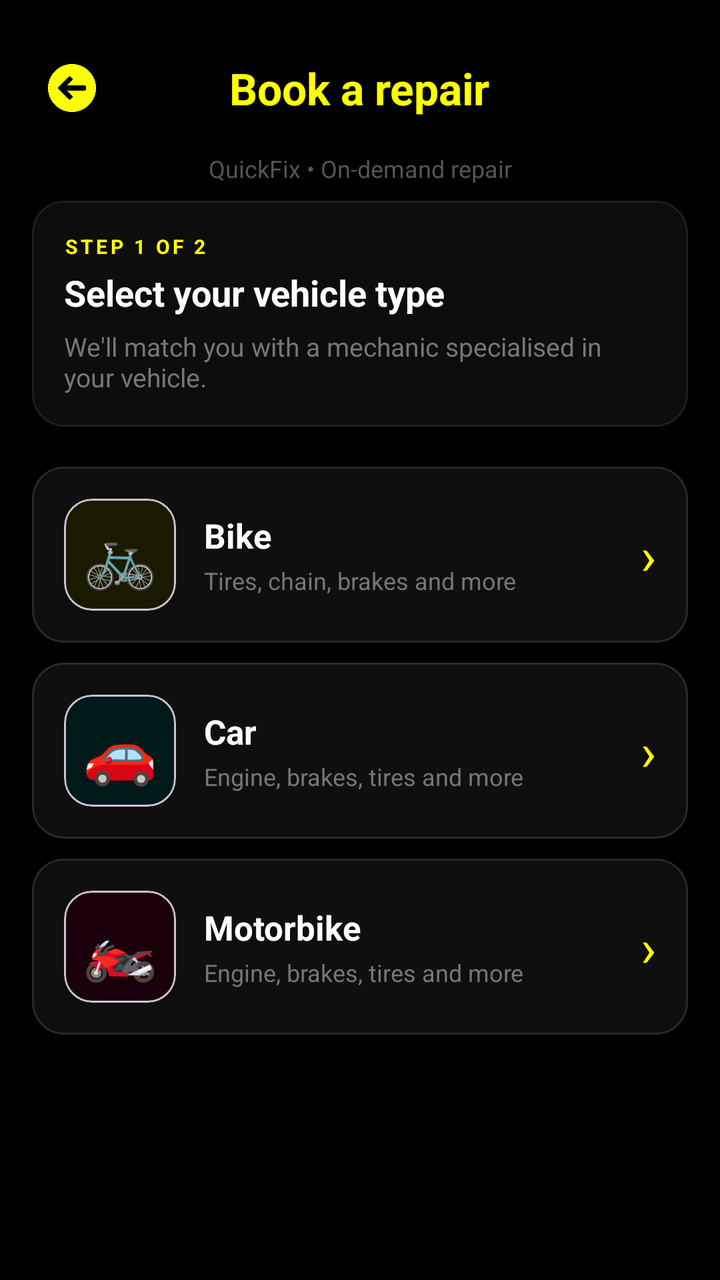
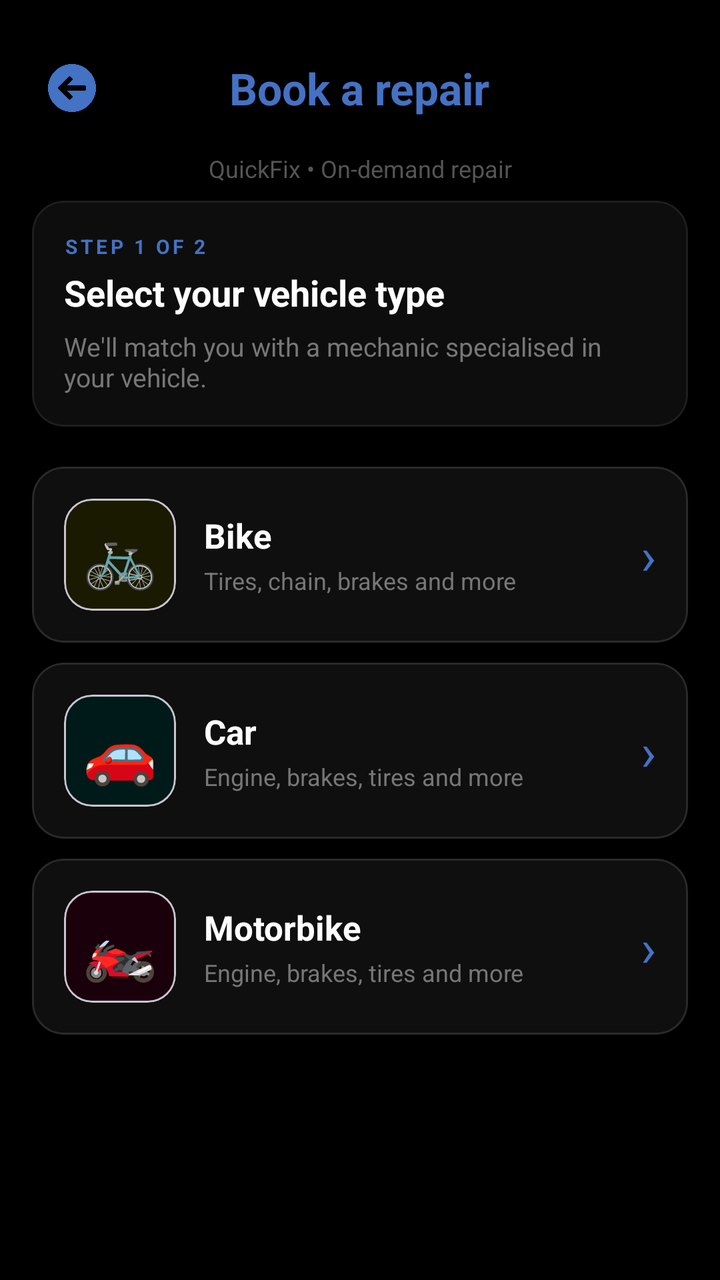

Compare the two renders of this Android layout. The source of the first and the diff that turns it into the second are given below.
<!-- AndroidManifest.xml: application theme Theme.MyApplication -->
<!-- res/layout/fragment_vehicle_picker.xml -->
<?xml version="1.0" encoding="utf-8"?>
<ScrollView xmlns:android="http://schemas.android.com/apk/res/android"
    xmlns:app="http://schemas.android.com/apk/res-auto"
    android:layout_width="match_parent"
    android:layout_height="match_parent"
    android:background="#000000"
    android:fillViewport="true">

    <LinearLayout
        android:layout_width="match_parent"
        android:layout_height="wrap_content"
        android:orientation="vertical"
        android:padding="16dp">

        
        <FrameLayout
            android:layout_width="match_parent"
            android:layout_height="56dp"
            android:layout_marginBottom="4dp">

            <ImageButton
                android:id="@+id/btnBackVehiclePicker"
                android:layout_width="40dp"
                android:layout_height="40dp"
                android:layout_gravity="start|center_vertical"
                android:src="@drawable/back"
                android:background="@android:color/transparent"
                android:padding="8dp"
                android:scaleType="centerInside"
                app:tint="#FFFF00"
                android:contentDescription="Back" />

            <TextView
                android:layout_width="wrap_content"
                android:layout_height="wrap_content"
                android:layout_gravity="center"
                android:text="Book a repair"
                android:textStyle="bold"
                android:textSize="22sp"
                android:textColor="#FFFF00" />
        </FrameLayout>

        <TextView
            android:layout_width="match_parent"
            android:layout_height="wrap_content"
            android:layout_marginBottom="8dp"
            android:text="QuickFix • On-demand repair"
            android:textSize="12sp"
            android:textColor="#555555"
            android:gravity="center" />

        
        <com.google.android.material.card.MaterialCardView
            android:layout_width="match_parent"
            android:layout_height="wrap_content"
            android:layout_marginBottom="20dp"
            app:cardCornerRadius="16dp"
            app:cardElevation="0dp"
            app:strokeColor="#1E1E1E"
            app:strokeWidth="1dp"
            app:cardBackgroundColor="#0D0D0D">

            <LinearLayout
                android:layout_width="match_parent"
                android:layout_height="wrap_content"
                android:orientation="vertical"
                android:padding="16dp">

                <TextView
                    android:layout_width="wrap_content"
                    android:layout_height="wrap_content"
                    android:text="STEP 1 OF 2"
                    android:textColor="#FFFF00"
                    android:textSize="10sp"
                    android:textStyle="bold"
                    android:letterSpacing="0.15" />

                <TextView
                    android:layout_width="wrap_content"
                    android:layout_height="wrap_content"
                    android:layout_marginTop="4dp"
                    android:text="Select your vehicle type"
                    android:textColor="#FFFFFF"
                    android:textStyle="bold"
                    android:textSize="18sp" />

                <TextView
                    android:layout_width="match_parent"
                    android:layout_height="wrap_content"
                    android:layout_marginTop="6dp"
                    android:text="We'll match you with a mechanic specialised in your vehicle."
                    android:textSize="13sp"
                    android:textColor="#777777" />
            </LinearLayout>
        </com.google.android.material.card.MaterialCardView>

        
        <com.google.android.material.card.MaterialCardView
            android:id="@+id/cardBike"
            android:layout_width="match_parent"
            android:layout_height="wrap_content"
            android:layout_marginBottom="10dp"
            android:clickable="true"
            android:focusable="true"
            app:cardCornerRadius="16dp"
            app:cardElevation="0dp"
            app:strokeColor="#2A2A2A"
            app:strokeWidth="1dp"
            app:cardBackgroundColor="#0F0F0F"
            app:rippleColor="#33FFFF00">

            <LinearLayout
                android:layout_width="match_parent"
                android:layout_height="wrap_content"
                android:orientation="horizontal"
                android:padding="16dp"
                android:gravity="center_vertical">

                
                <com.google.android.material.card.MaterialCardView
                    android:layout_width="56dp"
                    android:layout_height="56dp"
                    app:cardCornerRadius="14dp"
                    app:cardElevation="0dp"
                    app:cardBackgroundColor="#1A1A00">

                    <TextView
                        android:layout_width="match_parent"
                        android:layout_height="match_parent"
                        android:text="🚲"
                        android:textSize="30sp"
                        android:gravity="center" />
                </com.google.android.material.card.MaterialCardView>

                <LinearLayout
                    android:layout_width="0dp"
                    android:layout_height="wrap_content"
                    android:layout_weight="1"
                    android:layout_marginStart="14dp"
                    android:orientation="vertical">

                    <TextView
                        android:layout_width="wrap_content"
                        android:layout_height="wrap_content"
                        android:text="Bike"
                        android:textStyle="bold"
                        android:textSize="17sp"
                        android:textColor="#FFFFFF" />

                    <TextView
                        android:layout_width="wrap_content"
                        android:layout_height="wrap_content"
                        android:layout_marginTop="3dp"
                        android:text="Tires, chain, brakes and more"
                        android:textSize="12sp"
                        android:textColor="#777777" />
                </LinearLayout>

                <TextView
                    android:layout_width="wrap_content"
                    android:layout_height="wrap_content"
                    android:text="›"
                    android:textSize="26sp"
                    android:textColor="#FFFF00"
                    android:paddingStart="8dp" />
            </LinearLayout>
        </com.google.android.material.card.MaterialCardView>

        
        <com.google.android.material.card.MaterialCardView
            android:id="@+id/cardCar"
            android:layout_width="match_parent"
            android:layout_height="wrap_content"
            android:layout_marginBottom="10dp"
            android:clickable="true"
            android:focusable="true"
            app:cardCornerRadius="16dp"
            app:cardElevation="0dp"
            app:strokeColor="#2A2A2A"
            app:strokeWidth="1dp"
            app:cardBackgroundColor="#0F0F0F"
            app:rippleColor="#33FFFF00">

            <LinearLayout
                android:layout_width="match_parent"
                android:layout_height="wrap_content"
                android:orientation="horizontal"
                android:padding="16dp"
                android:gravity="center_vertical">

                <com.google.android.material.card.MaterialCardView
                    android:layout_width="56dp"
                    android:layout_height="56dp"
                    app:cardCornerRadius="14dp"
                    app:cardElevation="0dp"
                    app:cardBackgroundColor="#001A1A">

                    <TextView
                        android:layout_width="match_parent"
                        android:layout_height="match_parent"
                        android:text="🚗"
                        android:textSize="30sp"
                        android:gravity="center" />
                </com.google.android.material.card.MaterialCardView>

                <LinearLayout
                    android:layout_width="0dp"
                    android:layout_height="wrap_content"
                    android:layout_weight="1"
                    android:layout_marginStart="14dp"
                    android:orientation="vertical">

                    <TextView
                        android:layout_width="wrap_content"
                        android:layout_height="wrap_content"
                        android:text="Car"
                        android:textStyle="bold"
                        android:textSize="17sp"
                        android:textColor="#FFFFFF" />

                    <TextView
                        android:layout_width="wrap_content"
                        android:layout_height="wrap_content"
                        android:layout_marginTop="3dp"
                        android:text="Engine, brakes, tires and more"
                        android:textSize="12sp"
                        android:textColor="#777777" />
                </LinearLayout>

                <TextView
                    android:layout_width="wrap_content"
                    android:layout_height="wrap_content"
                    android:text="›"
                    android:textSize="26sp"
                    android:textColor="#FFFF00"
                    android:paddingStart="8dp" />
            </LinearLayout>
        </com.google.android.material.card.MaterialCardView>

        
        <com.google.android.material.card.MaterialCardView
            android:id="@+id/cardMotorbike"
            android:layout_width="match_parent"
            android:layout_height="wrap_content"
            android:layout_marginBottom="10dp"
            android:clickable="true"
            android:focusable="true"
            app:cardCornerRadius="16dp"
            app:cardElevation="0dp"
            app:strokeColor="#2A2A2A"
            app:strokeWidth="1dp"
            app:cardBackgroundColor="#0F0F0F"
            app:rippleColor="#33FFFF00">

            <LinearLayout
                android:layout_width="match_parent"
                android:layout_height="wrap_content"
                android:orientation="horizontal"
                android:padding="16dp"
                android:gravity="center_vertical">

                <com.google.android.material.card.MaterialCardView
                    android:layout_width="56dp"
                    android:layout_height="56dp"
                    app:cardCornerRadius="14dp"
                    app:cardElevation="0dp"
                    app:cardBackgroundColor="#1A000A">

                    <TextView
                        android:layout_width="match_parent"
                        android:layout_height="match_parent"
                        android:text="🏍️"
                        android:textSize="30sp"
                        android:gravity="center" />
                </com.google.android.material.card.MaterialCardView>

                <LinearLayout
                    android:layout_width="0dp"
                    android:layout_height="wrap_content"
                    android:layout_weight="1"
                    android:layout_marginStart="14dp"
                    android:orientation="vertical">

                    <TextView
                        android:layout_width="wrap_content"
                        android:layout_height="wrap_content"
                        android:text="Motorbike"
                        android:textStyle="bold"
                        android:textSize="17sp"
                        android:textColor="#FFFFFF" />

                    <TextView
                        android:layout_width="wrap_content"
                        android:layout_height="wrap_content"
                        android:layout_marginTop="3dp"
                        android:text="Engine, brakes, tires and more"
                        android:textSize="12sp"
                        android:textColor="#777777" />
                </LinearLayout>

                <TextView
                    android:layout_width="wrap_content"
                    android:layout_height="wrap_content"
                    android:text="›"
                    android:textSize="26sp"
                    android:textColor="#FFFF00"
                    android:paddingStart="8dp" />
            </LinearLayout>
        </com.google.android.material.card.MaterialCardView>

        <View
            android:layout_width="match_parent"
            android:layout_height="24dp" />

    </LinearLayout>
</ScrollView>
<!-- resources referenced by this layout -->
<resources>
  <!-- drawable back: png bitmap (drawable, 16188 bytes) -->
  <style name="Theme.MyApplication" parent="Base.Theme.MyApplication" />
  <style name="Base.Theme.MyApplication" parent="Theme.Material3.DayNight.NoActionBar">
          <item name="android:statusBarColor">#000000</item>
          <item name="android:navigationBarColor">#101010</item>
  
          <item name="android:windowLightStatusBar">false</item>
  
          <item name="android:windowLightNavigationBar" tools:targetApi="27">false</item>
      </style>
</resources>

<!-- the commit's change to res/layout/fragment_vehicle_picker.xml (unified diff, before → after) -->
@@ -27,7 +27,7 @@
                 android:background="@android:color/transparent"
                 android:padding="8dp"
                 android:scaleType="centerInside"
-                app:tint="#FFFF00"
+                app:tint="#4472C4"
                 android:contentDescription="Back" />
 
             <TextView
@@ -37,7 +37,7 @@
                 android:text="Book a repair"
                 android:textStyle="bold"
                 android:textSize="22sp"
-                android:textColor="#FFFF00" />
+                android:textColor="#4472C4" />
         </FrameLayout>
 
         <TextView
@@ -70,7 +70,7 @@
                     android:layout_width="wrap_content"
                     android:layout_height="wrap_content"
                     android:text="STEP 1 OF 2"
-                    android:textColor="#FFFF00"
+                    android:textColor="#4472C4"
                     android:textSize="10sp"
                     android:textStyle="bold"
                     android:letterSpacing="0.15" />
@@ -107,7 +107,7 @@
             app:strokeColor="#2A2A2A"
             app:strokeWidth="1dp"
             app:cardBackgroundColor="#0F0F0F"
-            app:rippleColor="#33FFFF00">
+            app:rippleColor="#334472C4">
 
             <LinearLayout
                 android:layout_width="match_parent"
@@ -161,7 +161,7 @@
                     android:layout_height="wrap_content"
                     android:text="›"
                     android:textSize="26sp"
-                    android:textColor="#FFFF00"
+                    android:textColor="#4472C4"
                     android:paddingStart="8dp" />
             </LinearLayout>
         </com.google.android.material.card.MaterialCardView>
@@ -179,7 +179,7 @@
             app:strokeColor="#2A2A2A"
             app:strokeWidth="1dp"
             app:cardBackgroundColor="#0F0F0F"
-            app:rippleColor="#33FFFF00">
+            app:rippleColor="#334472C4">
 
             <LinearLayout
                 android:layout_width="match_parent"
@@ -232,7 +232,7 @@
                     android:layout_height="wrap_content"
                     android:text="›"
                     android:textSize="26sp"
-                    android:textColor="#FFFF00"
+                    android:textColor="#4472C4"
                     android:paddingStart="8dp" />
             </LinearLayout>
         </com.google.android.material.card.MaterialCardView>
@@ -250,7 +250,7 @@
             app:strokeColor="#2A2A2A"
             app:strokeWidth="1dp"
             app:cardBackgroundColor="#0F0F0F"
-            app:rippleColor="#33FFFF00">
+            app:rippleColor="#334472C4">
 
             <LinearLayout
                 android:layout_width="match_parent"
@@ -303,7 +303,7 @@
                     android:layout_height="wrap_content"
                     android:text="›"
                     android:textSize="26sp"
-                    android:textColor="#FFFF00"
+                    android:textColor="#4472C4"
                     android:paddingStart="8dp" />
             </LinearLayout>
         </com.google.android.material.card.MaterialCardView>
